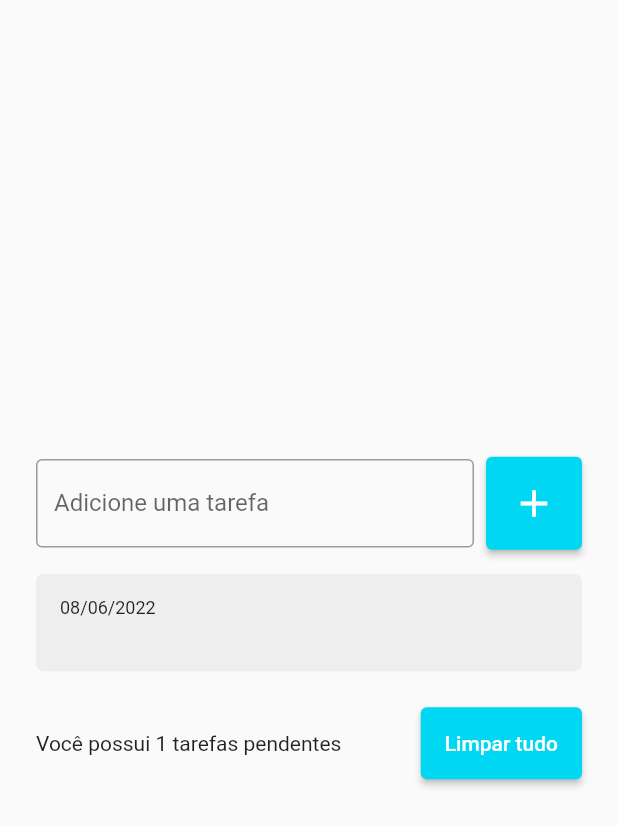
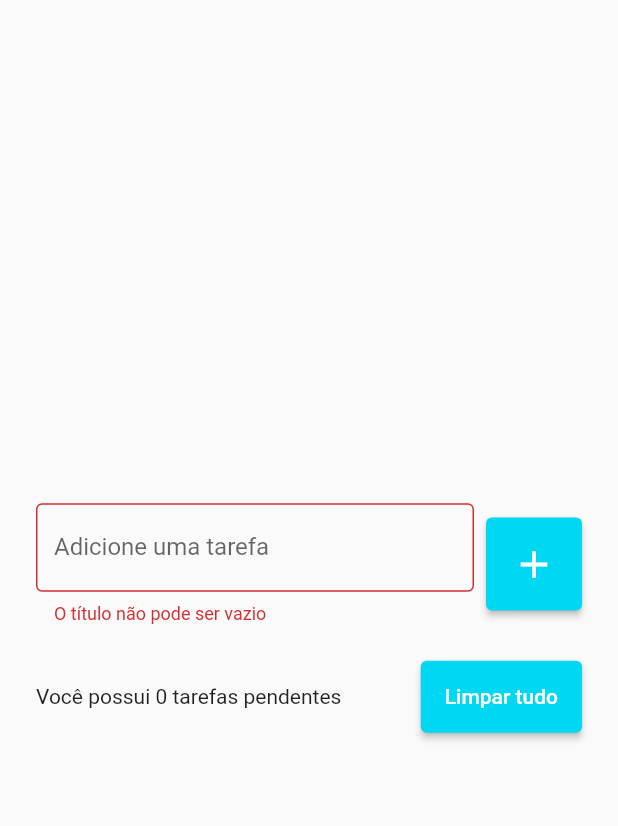
Before and after one commit to FelipeDias28/Todo_List, a Flutter app: the screen it shows after launch, after a tap on the "add" icon, on a phone screen of 412 x 824 dp. Shown: the top 826 px of the screen. Run offline on Flutter 3.47's test engine with Material 2 defaults, Android fonts, the phone set to English and light mode, and no system bars; drawn by our look-alikes of flutter_slidable; our stand-ins replace shared_preferences.

Commit message:
projeto finalizado

```diff
--- a/lib/pages/todo_list_page.dart
+++ b/lib/pages/todo_list_page.dart
@@ -18,6 +18,7 @@ class _TodoListPageState extends State<TodoListPage> {
 
   final TextEditingController todoController = TextEditingController();
   final TodoRepository todoRepository = TodoRepository();
+  String? errorText;
 
   @override
   void initState() {
@@ -45,10 +46,17 @@ class _TodoListPageState extends State<TodoListPage> {
                   children: [
                     Expanded(
                       child: TextField(
-                        decoration: const InputDecoration(
-                          border: OutlineInputBorder(),
+                        decoration: InputDecoration(
+                          border: const OutlineInputBorder(),
                           labelText: "Adicione uma tarefa",
                           hintText: "Ex: Estudar Flutter",
+                          errorText: errorText,
+                          focusedBorder: const OutlineInputBorder(
+                            borderSide: BorderSide(
+                              color: Color(0xFF00D7F3),
+                              width: 2,
+                            ),
+                          ),
                         ),
                         controller: todoController,
                       ),
@@ -59,6 +67,15 @@ class _TodoListPageState extends State<TodoListPage> {
                     ElevatedButton(
                         onPressed: () {
                           String text = todoController.text;
+
+                          if (text.isEmpty) {
+                            setState(() {
+                              errorText = 'O título não pode ser vazio';
+                            });
+
+                            return;
+                          }
+
                           setState(() {
                             Todo newTodo = Todo(
                               title: text,
@@ -66,6 +83,7 @@ class _TodoListPageState extends State<TodoListPage> {
                             );
 
                             todos.add(newTodo);
+                            errorText = null;
                           });
                           todoController.clear();
                           todoRepository.saveTodoList(todos);
```
